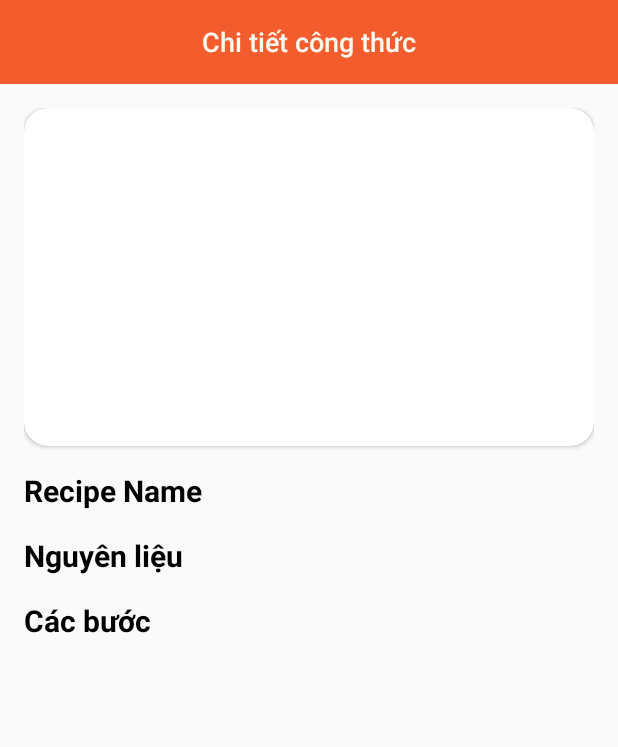
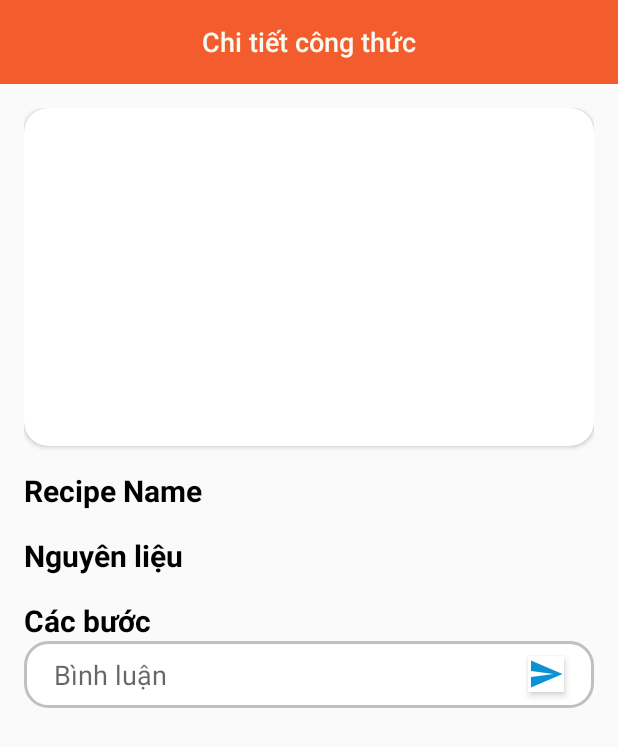
Before and after one commit to ductai66/CookBook, an Android app: the DetailRecipeActivity screen opened directly, with no data from a screen before it, on a phone screen of 412 x 824 dp. Shown: the top 747 px of the screen. Run offline under Robolectric (Android 15) with nearby library versions, the phone set to English and light mode, and no system bars; our stand-ins replace Firebase (no records; nobody signed in at launch, a user with empty details on screens opened directly), Picasso; pictures from the network do not load; 2 statements that could not run were skipped.

Commit message:
add comment for detail recipe activity

```diff
--- a/app/src/main/java/com/tai06dothe/cookbook/Activity/DetailRecipeActivity.java
+++ b/app/src/main/java/com/tai06dothe/cookbook/Activity/DetailRecipeActivity.java
@@ -5,11 +5,20 @@ import androidx.appcompat.app.AppCompatActivity;
 import androidx.recyclerview.widget.GridLayoutManager;
 import androidx.recyclerview.widget.RecyclerView;
 
+import android.content.Intent;
 import android.media.Image;
 import android.os.Bundle;
+import android.text.Editable;
+import android.text.TextUtils;
+import android.text.TextWatcher;
+import android.view.View;
+import android.widget.EditText;
+import android.widget.ImageButton;
 import android.widget.ImageView;
 import android.widget.TextView;
+import android.widget.Toast;
 
+import com.google.android.material.textfield.TextInputEditText;
 import com.google.firebase.database.DataSnapshot;
 import com.google.firebase.database.DatabaseError;
 import com.google.firebase.database.DatabaseReference;
@@ -20,22 +29,33 @@ import com.tai06dothe.cookbook.Adapter.DetailRecipe.IngredientDetailAdapter;
 import com.tai06dothe.cookbook.Adapter.DetailRecipe.RecipeStepDetailAdapter;
 import com.tai06dothe.cookbook.Adapter.IngredientAdapter;
 import com.tai06dothe.cookbook.Adapter.RecipeStepAdapter;
+import com.tai06dothe.cookbook.Model.Comment;
 import com.tai06dothe.cookbook.Model.Recipe;
 import com.tai06dothe.cookbook.Model.RecipeStep;
 import com.tai06dothe.cookbook.Model.User;
 import com.tai06dothe.cookbook.R;
 
+import java.sql.Timestamp;
+import java.text.SimpleDateFormat;
 import java.util.ArrayList;
+import java.util.Date;
 import java.util.List;
+import java.util.Map;
 
 public class DetailRecipeActivity extends AppCompatActivity {
+
+    TextInputEditText etxt_comment;
     ImageView recipeImageDetail;
+    ImageButton send_add_comment;
     TextView recipeNameDetail;
-    RecyclerView recycle_ingredients, recycle_recipeSteps;
-    Recipe recipe;
-    IngredientDetailAdapter ingredientDetailAdapter;
-    RecipeStepDetailAdapter recipeStepDetailAdapter;
-    DatabaseReference mDatabase = FirebaseDatabase.getInstance().getReference();
+    RecyclerView recycle_ingredients, recycle_recipeSteps, recycle_comment;
+
+    private String id_user;
+
+    private Recipe recipe;
+    private IngredientDetailAdapter ingredientDetailAdapter;
+    private RecipeStepDetailAdapter recipeStepDetailAdapter;
+    private DatabaseReference mDatabase = FirebaseDatabase.getInstance().getReference();
 
     @Override
     protected void onCreate(Bundle savedInstanceState) {
@@ -43,15 +63,23 @@ public class DetailRecipeActivity extends AppCompatActivity {
         setContentView(R.layout.activity_detail_recipe);
         init();
         getRecipe();
+        processEvent();
     }
 
     private void init(){
+        send_add_comment = findViewById(R.id.send_add_comment);
+        etxt_comment = findViewById(R.id.etxt_comment);
+        recycle_comment = findViewById(R.id.recycle_comment);
+
         recipeImageDetail = (ImageView) findViewById(R.id.recipeImageDetail);
         recipeNameDetail = (TextView) findViewById(R.id.recipeNameDetail);
         recycle_ingredients = (RecyclerView) findViewById(R.id.recycle_ingredients);
         recycle_recipeSteps = (RecyclerView) findViewById(R.id.recycle_recipeSteps);
 
         recipe = (Recipe) getIntent().getSerializableExtra("recipe");
+
+        Intent intent = getIntent();
+        id_user = intent.getStringExtra("userId");
     }
 
     private void getRecipe(){
@@ -84,7 +112,7 @@ public class DetailRecipeActivity extends AppCompatActivity {
                 for (DataSnapshot dataSnapshot : snapshot.getChildren()){
                     String item = dataSnapshot.getValue(String.class);
                     ingredientList.add(item);
-                    setIngredient(ingredientList);
+                    setIngredientAdapter(ingredientList);
                     ingredientDetailAdapter.notifyDataSetChanged();
                 }
             }
@@ -95,7 +123,7 @@ public class DetailRecipeActivity extends AppCompatActivity {
         });
     }
 
-    private void setIngredient(List<String> mList) {
+    private void setIngredientAdapter(List<String> mList) {
         ingredientDetailAdapter = new IngredientDetailAdapter(DetailRecipeActivity.this, mList);
         GridLayoutManager gridLayoutManager = new GridLayoutManager(DetailRecipeActivity.this, 1, GridLayoutManager.VERTICAL, false);
         recycle_ingredients.setLayoutManager(gridLayoutManager);
@@ -133,5 +161,64 @@ public class DetailRecipeActivity extends AppCompatActivity {
         recycle_recipeSteps.setHasFixedSize(true);
     }
 
+    // add feature comment
+    private void processEvent() {
+        etxt_comment.addTextChangedListener(new TextWatcher() {
+            @Override
+            public void beforeTextChanged(CharSequence s, int start, int count, int after) {
 
+            }
+            @Override
+            public void onTextChanged(CharSequence s, int start, int before, int count) {
+                if (s.length()>0){
+                    send_add_comment.setVisibility(View.VISIBLE);
+                }else {
+                    send_add_comment.setVisibility(View.GONE);
+                }
+            }
+            @Override
+            public void afterTextChanged(Editable s) {
+            }
+        });
+
+        send_add_comment.setOnClickListener(new View.OnClickListener() {
+            @Override
+            public void onClick(View v) {
+                checkComment();
+            }
+        });
+    }
+
+    private void checkComment() {
+        String content = etxt_comment.getText().toString().trim();
+
+        if (TextUtils.isEmpty(content)) {
+            Toast.makeText(this, "Please enter comment !", Toast.LENGTH_SHORT).show();
+            return;
+        }
+        // process add comment
+        addComment(content);
+    }
+
+    private void addComment(String content) {
+        String key = mDatabase.push().getKey();
+
+        Comment comment = new Comment();
+        comment.setCommentId(key);
+        comment.setContent(content);
+        comment.setImage(recipe.getRecipeImage());
+        comment.setUserId(id_user);
+        comment.setRecipeId(recipe.getRecipeId());
+
+        Date date = new Date();
+        Timestamp ts = new Timestamp(date.getTime());
+        SimpleDateFormat formatter = new SimpleDateFormat("yyyy-MM-dd HH:mm:ss");
+        // set time for create at
+        comment.setCreateAt(formatter.format(ts));
+
+        DatabaseReference rootAddComment = mDatabase.child("Comment");
+        rootAddComment.child(key).setValue(comment);
+
+        Toast.makeText(this, "Add comment success", Toast.LENGTH_SHORT).show();
+    }
 }
--- /dev/null
+++ b/app/src/main/res/drawable/ic_send.xml
@@ -0,0 +1,5 @@
+<vector android:autoMirrored="true" android:height="24dp"
+    android:tint="#0B92D4" android:viewportHeight="24"
+    android:viewportWidth="24" android:width="24dp" xmlns:android="http://schemas.android.com/apk/res/android">
+    <path android:fillColor="@android:color/white" android:pathData="M2.01,21L23,12 2.01,3 2,10l15,2 -15,2z"/>
+</vector>
--- a/app/src/main/res/layout/activity_detail_recipe.xml
+++ b/app/src/main/res/layout/activity_detail_recipe.xml
@@ -6,85 +6,133 @@
     android:layout_height="match_parent"
     android:orientation="vertical"
     tools:context=".Activity.DetailRecipeActivity">
+
     <androidx.appcompat.widget.Toolbar
         android:id="@+id/toolbar_detail"
-        android:background="#F35C2C"
         android:layout_width="match_parent"
-        android:layout_height="wrap_content">
+        android:layout_height="wrap_content"
+        android:background="#F35C2C">
+
         <TextView
             android:id="@+id/title_detail"
+            style="@style/TextAppearance.AppCompat.Widget.ActionBar.Title"
+            android:layout_width="wrap_content"
+            android:layout_height="wrap_content"
+            android:layout_gravity="center_horizontal"
             android:text="Chi tiết công thức"
             android:textColor="#F9FAF1"
-            android:textSize="18sp"
-            style="@style/TextAppearance.AppCompat.Widget.ActionBar.Title"
-            android:layout_gravity="center_horizontal"
-            android:layout_width="wrap_content"
-            android:layout_height="wrap_content"/>
+            android:textSize="18sp" />
     </androidx.appcompat.widget.Toolbar>
 
     <ScrollView
         android:layout_width="match_parent"
         android:layout_height="wrap_content">
+
         <LinearLayout
-            android:orientation="vertical"
+            android:layout_width="match_parent"
+            android:layout_height="wrap_content"
             android:layout_margin="16dp"
-            android:layout_width="match_parent"
-            android:layout_height="wrap_content">
+            android:orientation="vertical">
+
             <androidx.cardview.widget.CardView
                 android:id="@+id/info_image"
                 android:layout_width="match_parent"
                 android:layout_height="225dp"
                 app:cardCornerRadius="16dp">
+
                 <ImageView
                     android:id="@+id/recipeImageDetail"
                     android:layout_width="match_parent"
                     android:layout_height="match_parent" />
             </androidx.cardview.widget.CardView>
+
             <TextView
                 android:id="@+id/recipeNameDetail"
-                android:textStyle="bold"
+                android:layout_width="wrap_content"
+                android:layout_height="wrap_content"
+                android:layout_marginTop="16dp"
+                android:text="Recipe Name"
                 android:textColor="#000"
                 android:textSize="20sp"
-                android:text="Recipe Name"
+                android:textStyle="bold" />
+
+            <LinearLayout
+                android:layout_width="match_parent"
+                android:layout_height="wrap_content"
                 android:layout_marginTop="16dp"
-                android:layout_height="wrap_content"
-                android:layout_width="wrap_content"/>
-            <LinearLayout
-                android:orientation="vertical"
-                android:layout_marginTop="16dp"
-                android:layout_width="match_parent"
-                android:layout_height="wrap_content">
+                android:orientation="vertical">
+
                 <TextView
-                    android:textStyle="bold"
+                    android:layout_width="wrap_content"
+                    android:layout_height="wrap_content"
+                    android:text="Nguyên liệu"
                     android:textColor="#000"
                     android:textSize="20sp"
-                    android:text="Nguyên liệu"
-                    android:layout_height="wrap_content"
-                    android:layout_width="wrap_content"/>
+                    android:textStyle="bold" />
+
                 <androidx.recyclerview.widget.RecyclerView
                     android:id="@+id/recycle_ingredients"
                     android:layout_width="match_parent"
-                    android:layout_height="wrap_content"/>
+                    android:layout_height="wrap_content" />
 
             </LinearLayout>
 
             <LinearLayout
-                android:orientation="vertical"
+                android:layout_width="match_parent"
+                android:layout_height="wrap_content"
                 android:layout_marginTop="16dp"
-                android:layout_width="match_parent"
-                android:layout_height="wrap_content">
+                android:orientation="vertical">
+
                 <TextView
-                    android:textStyle="bold"
+                    android:layout_width="wrap_content"
+                    android:layout_height="wrap_content"
+                    android:text="Các bước"
                     android:textColor="#000"
                     android:textSize="20sp"
-                    android:text="Các bước"
-                    android:layout_height="wrap_content"
-                    android:layout_width="wrap_content"/>
+                    android:textStyle="bold" />
+
                 <androidx.recyclerview.widget.RecyclerView
                     android:id="@+id/recycle_recipeSteps"
                     android:layout_width="match_parent"
-                    android:layout_height="wrap_content"/>
+                    android:layout_height="wrap_content" />
             </LinearLayout>
+
+            <LinearLayout
+                android:layout_width="match_parent"
+                android:layout_height="wrap_content"
+                android:orientation="vertical">
+
+                <RelativeLayout
+                    android:layout_width="match_parent"
+                    android:layout_height="wrap_content">
+
+                    <com.google.android.material.textfield.TextInputEditText
+                        android:id="@+id/etxt_comment"
+                        android:layout_width="match_parent"
+                        android:layout_height="wrap_content"
+                        android:background="@drawable/shape_layout_edittext"
+                        android:hint="Bình luận"
+                        android:inputType="text"
+                        android:paddingLeft="20dp" />
+
+                    <ImageButton
+                        android:id="@+id/send_add_comment"
+                        android:layout_width="wrap_content"
+                        android:layout_height="wrap_content"
+                        android:layout_alignRight="@+id/etxt_comment"
+                        android:layout_centerVertical="true"
+                        android:layout_marginRight="20dp"
+                        android:background="#fff"
+                        android:elevation="3dp"
+                        android:src="@drawable/ic_send" />
+                </RelativeLayout>
+
+                <androidx.recyclerview.widget.RecyclerView
+                    android:id="@+id/recycle_comment"
+                    android:layout_width="match_parent"
+                    android:layout_height="wrap_content" />
+            </LinearLayout>
+
         </LinearLayout>
     </ScrollView>
 </LinearLayout>
```
Also changed, not shown: app/src/main/java/com/tai06dothe/cookbook/Activity/MainActivity.java (+21 -6 lines), app/src/main/java/com/tai06dothe/cookbook/Model/Comment.java (+25 -13 lines), app/src/main/java/com/tai06dothe/cookbook/Model/Share.java (added, +72 -0 lines).
